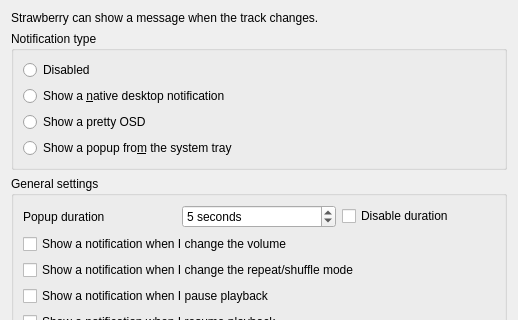
This is src/settings/notificationssettingspage.ui in goshitsarch-eng/Orange as Qt 5 draws it before an edit; both pictures show x 0 to 518 and y 0 to 320 of the 518 by 844 pixel window. The edited form follows.
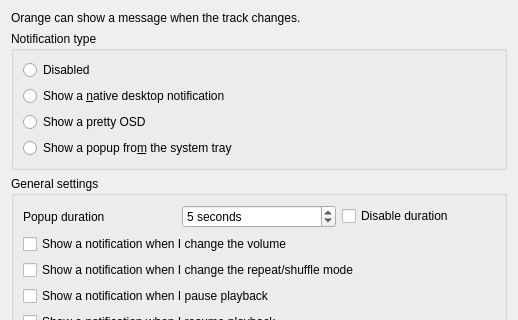
This is the edited form.

Commit message: Rename the fork to Orange and follow the KDE look and feel

Patch:
```diff
--- a/src/settings/notificationssettingspage.ui
+++ b/src/settings/notificationssettingspage.ui
@@ -17,7 +17,7 @@
    <item>
     <widget class="QLabel" name="label_info">
      <property name="text">
-      <string>Strawberry can show a message when the track changes.</string>
+      <string>Orange can show a message when the track changes.</string>
      </property>
     </widget>
    </item>
```
The commit also changes 53 other files.
